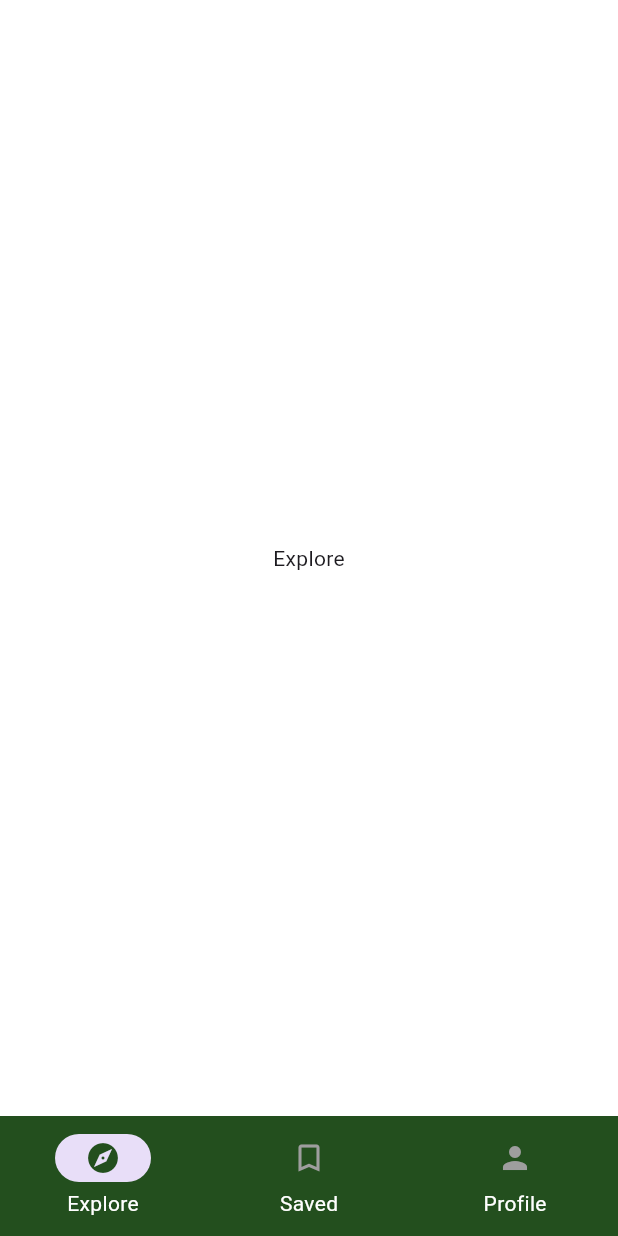
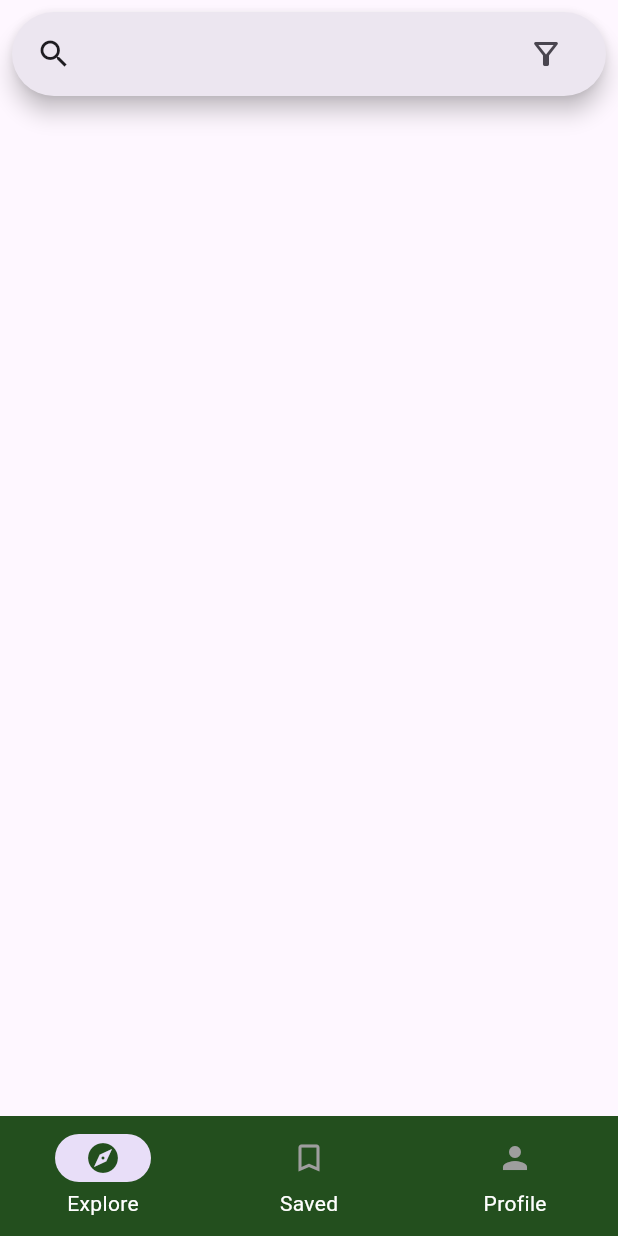
Before and after one commit to Solelii/CampPH, a Flutter app: the Homepage screen opened directly, on a phone screen of 412 x 824 dp. Run offline on Flutter 3.47's test engine with Material 3 defaults, Android fonts, the phone set to English and light mode, and no system bars.

Commit message:
ADD: Search bar for explore page

```diff
--- a/lib/screens/homepage.dart
+++ b/lib/screens/homepage.dart
@@ -1,4 +1,5 @@
 import 'package:flutter/material.dart';
+import '../widgets/homepage_search.dart';
 
 class Homepage extends StatefulWidget {
   const Homepage({super.key});
@@ -10,7 +11,7 @@
 class _HomepageState extends State<Homepage> {
   int index = 0;
   final screens = [
-    Center(child: Text('Explore')),
+    Center(child: SearchBarApp()),
     Center(child: Text('Saved')),
     Center(child: Text('Profile')),
   ];
--- /dev/null
+++ b/lib/widgets/homepage_search.dart
@@ -0,0 +1,69 @@
+import 'package:flutter/material.dart';
+
+class SearchBarApp extends StatefulWidget {
+  const SearchBarApp({super.key});
+
+  @override
+  State<SearchBarApp> createState() => _SearchBarAppState();
+}
+
+class _SearchBarAppState extends State<SearchBarApp> {
+  @override
+  Widget build(BuildContext context) {
+    final ThemeData themeData = ThemeData(useMaterial3: true);
+
+    return MaterialApp(
+      theme: themeData,
+      home: Scaffold(
+        body: Padding(
+          padding: const EdgeInsets.all(8.0),
+          child: SearchAnchor(
+            builder: (BuildContext context, SearchController controller) {
+              return SearchBar(
+                controller: controller,
+                padding: const WidgetStatePropertyAll<EdgeInsets>(
+                  EdgeInsets.symmetric(horizontal: 16.0),
+                ),
+                onTap: () {
+                  controller.openView();
+                },
+                onChanged: (_) {
+                  controller.openView();
+                },
+                leading: const Icon(Icons.search),
+                trailing: <Widget>[
+                  Tooltip(
+                    message: 'Filter',
+                    child: IconButton(
+                      onPressed: () {
+                        debugPrint('filter button pressed');
+                      },
+                      icon: const Icon(Icons.filter_alt_outlined),
+                      selectedIcon: const Icon(Icons.filter_alt),
+                    ),
+                  ),
+                ],
+              );
+            },
+            suggestionsBuilder: (
+              BuildContext context,
+              SearchController controller,
+            ) {
+              return List<ListTile>.generate(5, (int index) {
+                final String item = 'item $index';
+                return ListTile(
+                  title: Text(item),
+                  onTap: () {
+                    setState(() {
+                      controller.closeView(item);
+                    });
+                  },
+                );
+              });
+            },
+          ),
+        ),
+      ),
+    );
+  }
+}
```
Also changed, not shown: lib/widgets/explore_widget.dart (deleted).
